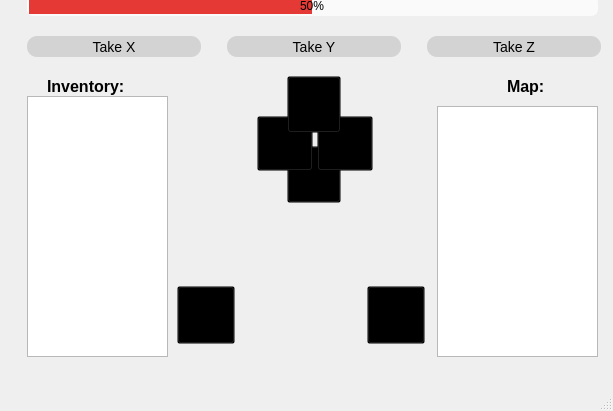
Above: zork.ui from cian-shan/Zork-Keyan before the change; both pictures show x 0 to 613 and y 232 to 643 of the 613 by 643 pixel window. Below: the same form after it.
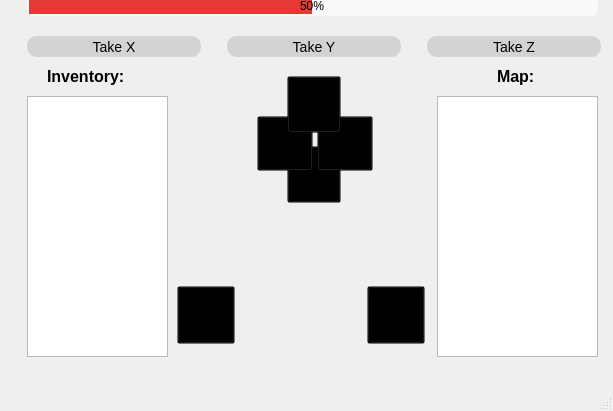
That is the form after the change. Icons and pictures are not drawn.

The edit to the form file:
```diff
--- a/zork.ui
+++ b/zork.ui
@@ -1698,17 +1698,20 @@
         <property name="geometry">
          <rect>
           <x>420</x>
-          <y>310</y>
+          <y>300</y>
           <width>161</width>
-          <height>251</height>
+          <height>261</height>
          </rect>
         </property>
+        <property name="readOnly">
+         <bool>true</bool>
+        </property>
        </widget>
        <widget class="QLabel" name="label_2">
         <property name="geometry">
          <rect>
           <x>30</x>
-          <y>280</y>
+          <y>270</y>
           <width>91</width>
           <height>21</height>
          </rect>
@@ -1727,8 +1730,8 @@
        <widget class="QLabel" name="label_3">
         <property name="geometry">
          <rect>
-          <x>490</x>
-          <y>280</y>
+          <x>480</x>
+          <y>270</y>
           <width>41</width>
           <height>21</height>
          </rect>
```
Left out of the diff: 6 changed lines with no effect on the pictures.
